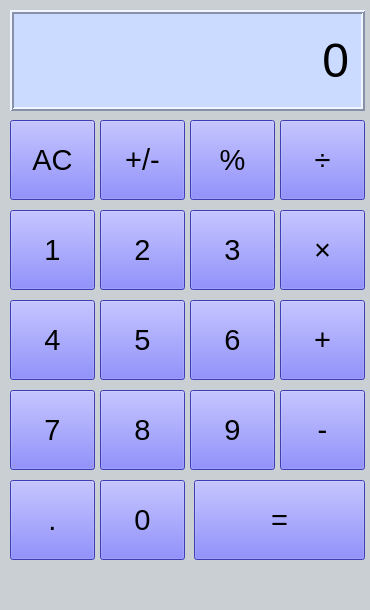
The window that calc.ui (TetianaSolona/Calculator) describes before a commit, drawn with Qt 5.
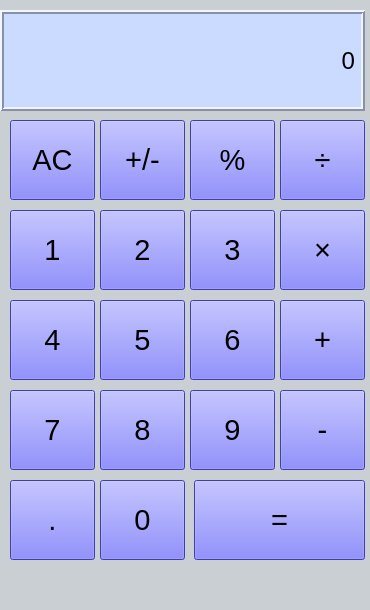
The same window after the commit.

Diff of the .ui file:
```diff
--- a/calc.ui
+++ b/calc.ui
@@ -23,15 +23,15 @@
    <widget class="QLabel" name="output_label">
     <property name="geometry">
      <rect>
-      <x>10</x>
+      <x>0</x>
       <y>10</y>
-      <width>355</width>
+      <width>365</width>
       <height>101</height>
      </rect>
     </property>
     <property name="font">
      <font>
-      <pointsize>36</pointsize>
+      <pointsize>18</pointsize>
      </font>
     </property>
     <property name="layoutDirection">
```
